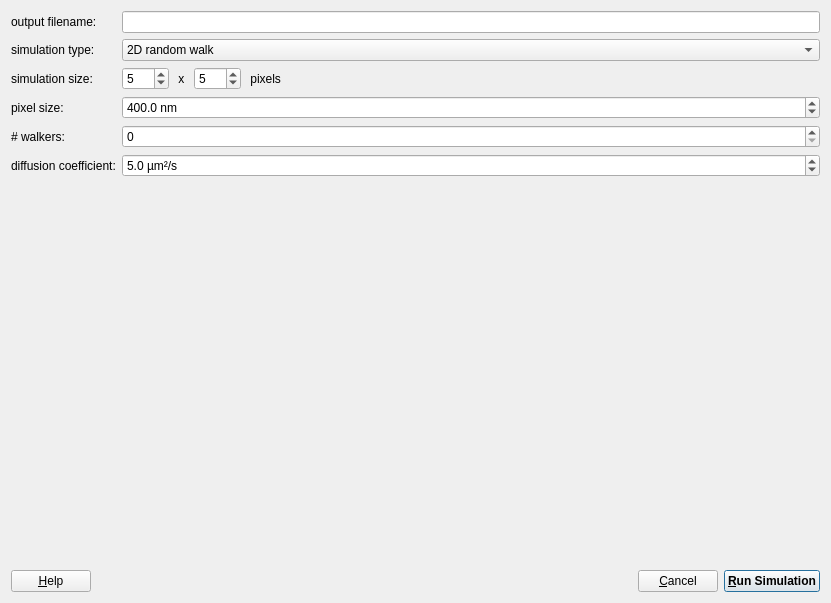
The window that plugins/imagingfcs/qfrdrimagingfcssimulator.ui (jkriege2/QuickFit3) describes before a commit, drawn with Qt 5.
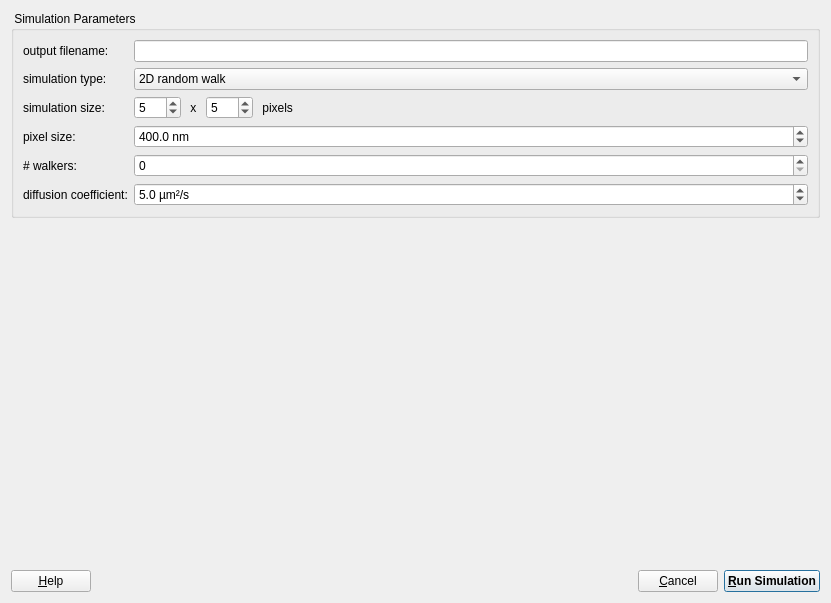
The same window after the commit. Icons and pictures are not drawn.

The edit to the form file:
```diff
--- a/plugins/imagingfcs/qfrdrimagingfcssimulator.ui
+++ b/plugins/imagingfcs/qfrdrimagingfcssimulator.ui
@@ -15,7 +15,14 @@
   </property>
   <layout class="QVBoxLayout" name="verticalLayout">
    <item>
+    <widget class="QGroupBox" name="grpParams">
+     <property name="title">
+      <string> Simulation Parameters </string>
+     </property>
     <layout class="QFormLayout" name="formLayout">
+      <property name="margin">
+       <number>9</number>
+      </property>
      <item row="0" column="0">
       <widget class="QLabel" name="label">
        <property name="text">
@@ -172,6 +179,7 @@
       </widget>
      </item>
     </layout>
+    </widget>
    </item>
    <item>
     <spacer name="verticalSpacer">
```
Left out of the diff: 3 changed lines with no effect on the pictures. Lines whose indentation alone changed are shown as unchanged.
